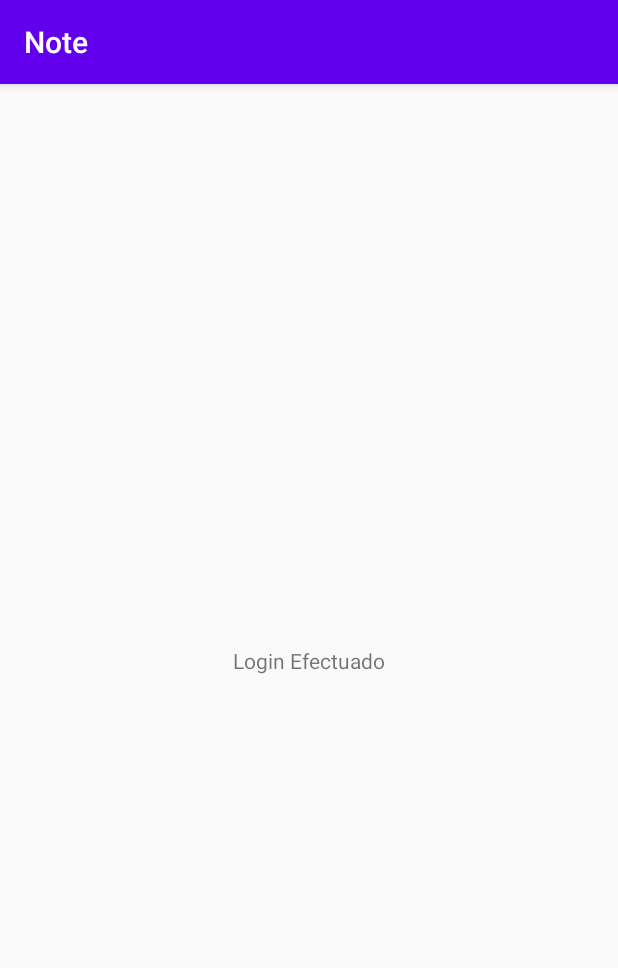
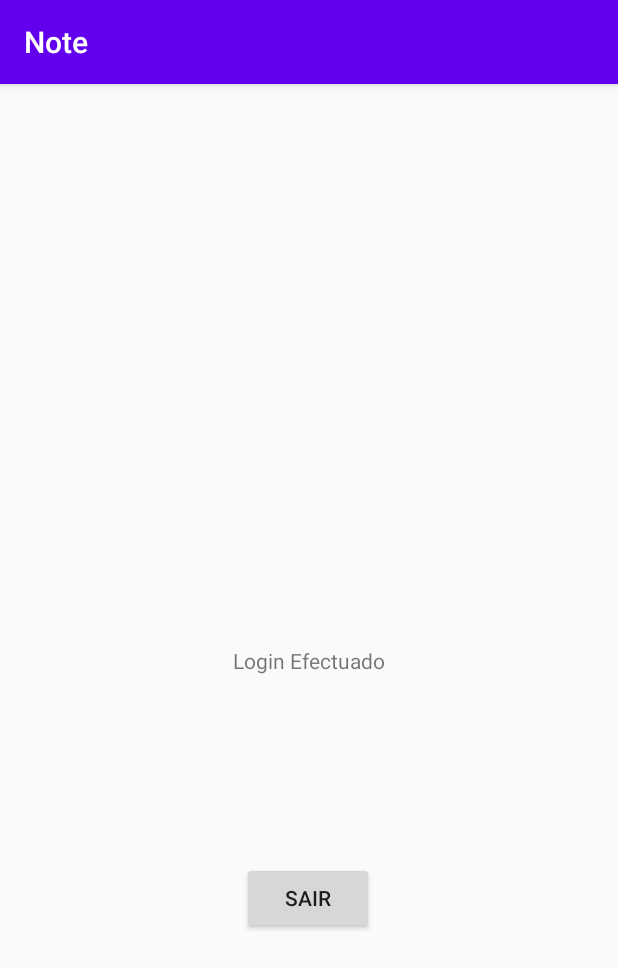
Before and after one commit to joelvaz99/TP_parte3, an Android app: the Mapa screen opened directly, with no data from a screen before it, on a phone screen of 412 x 824 dp. Shown: the top 968 px of the screen. Run offline under Robolectric (Android 15) with nearby library versions, the phone set to English and light mode, and no system bars.

```diff
--- a/app/src/main/res/layout/activity_mapa.xml
+++ b/app/src/main/res/layout/activity_mapa.xml
@@ -15,4 +15,17 @@
         app:layout_constraintEnd_toEndOf="parent"
         app:layout_constraintStart_toStartOf="parent"
         app:layout_constraintTop_toTopOf="parent" />
+
+    <Button
+        android:id="@+id/sair"
+        android:layout_width="wrap_content"
+        android:layout_height="wrap_content"
+        android:onClick="sair"
+        android:text="sair"
+        app:layout_constraintBottom_toBottomOf="parent"
+        app:layout_constraintEnd_toEndOf="parent"
+        app:layout_constraintHorizontal_bias="0.498"
+        app:layout_constraintStart_toStartOf="parent"
+        app:layout_constraintTop_toBottomOf="@+id/textView"
+        app:layout_constraintVertical_bias="0.383" />
 </androidx.constraintlayout.widget.ConstraintLayout>
```
Also changed, not shown: app/src/main/java/ipvc/estg/tp_parte3/MainActivity.kt (+16 -0 lines), app/src/main/java/ipvc/estg/tp_parte3/Mapa.kt (+13 -0 lines).
